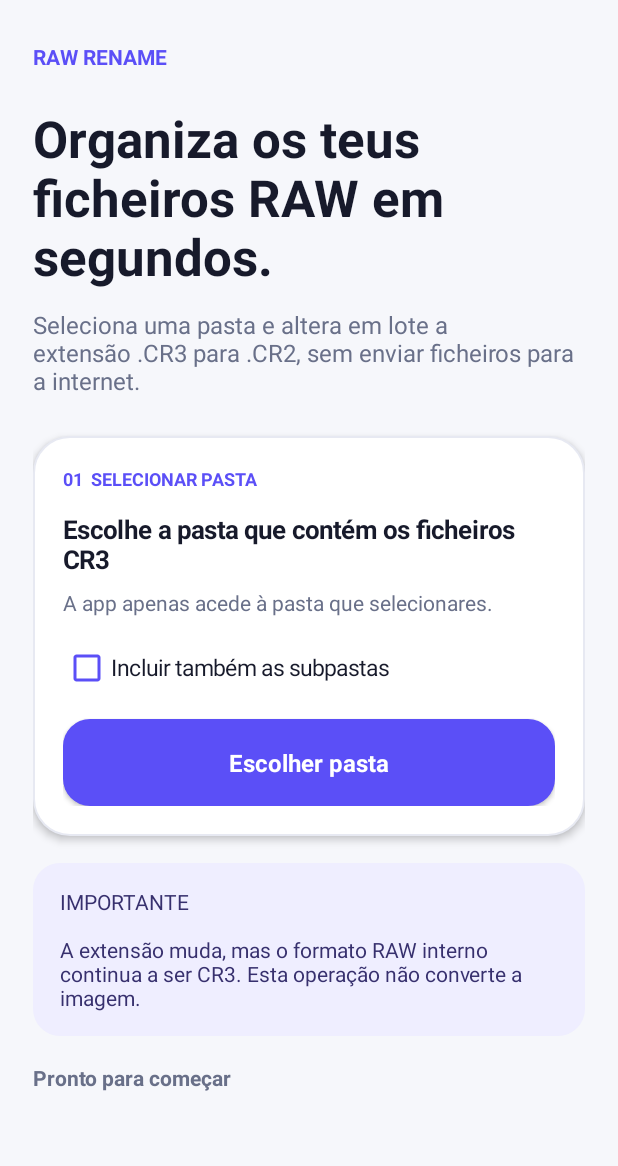
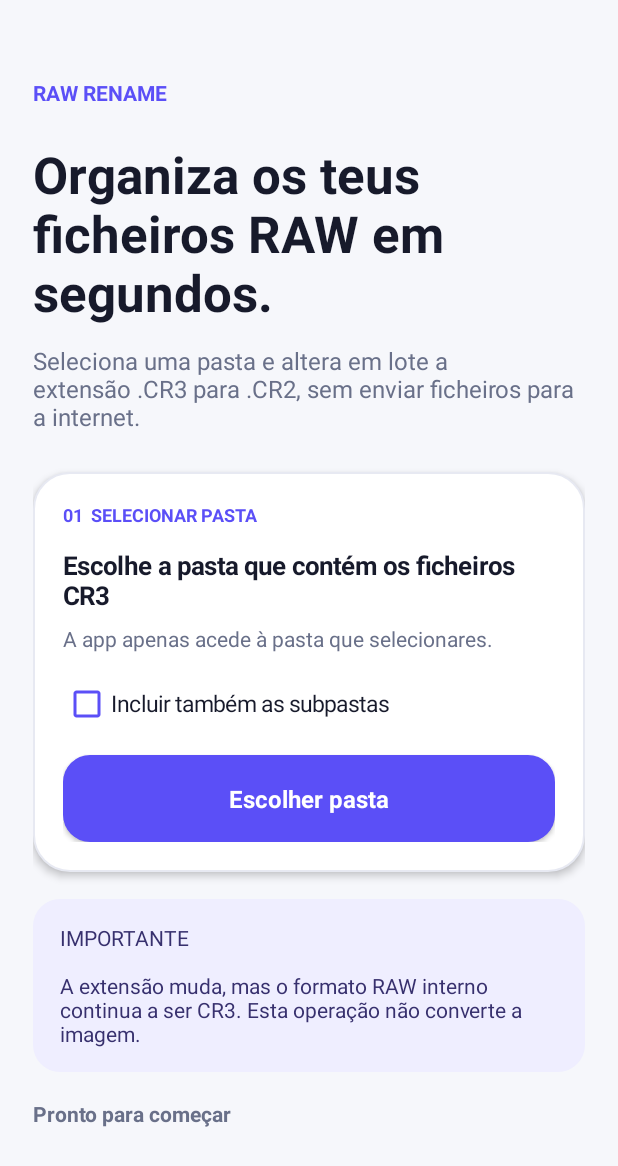
Before and after one commit to brunomcb/CR3paraCR2, an Android app: the screen it shows after launch (MainActivity), on a phone screen of 412 x 824 dp. Shown: the top 1166 px of the screen. Run offline under Robolectric (Android 15) with nearby library versions, the phone set to English and light mode, and no system bars.

Commit message:
correção espaçamento barra de titulo

```diff
--- a/CR3paraCR2/app/build.gradle
+++ b/CR3paraCR2/app/build.gradle
@@ -8,7 +8,7 @@ android {
         applicationId 'pt.brunobonito.cr3paracr2'
         minSdk 21
         targetSdk 35
-        versionCode 2
-        versionName '1.1'
+        versionCode 3
+        versionName '1.2'
     }
 }
--- a/CR3paraCR2/app/src/main/java/pt/brunobonito/cr3paracr2/MainActivity.java
+++ b/CR3paraCR2/app/src/main/java/pt/brunobonito/cr3paracr2/MainActivity.java
@@ -21,7 +21,7 @@ public class MainActivity extends Activity {
         getWindow().setStatusBarColor(Color.rgb(246,247,251));
         getWindow().getDecorView().setSystemUiVisibility(View.SYSTEM_UI_FLAG_LIGHT_STATUS_BAR);
         ScrollView scroll=new ScrollView(this); scroll.setFillViewport(true); scroll.setBackgroundColor(Color.rgb(246,247,251));
-        LinearLayout page=new LinearLayout(this); page.setOrientation(LinearLayout.VERTICAL); page.setPadding(dp(22),dp(28),dp(22),dp(30));
+        LinearLayout page=new LinearLayout(this); page.setOrientation(LinearLayout.VERTICAL); page.setPadding(dp(22), statusBarHeight() + dp(28), dp(22), dp(30));
         scroll.addView(page,new ScrollView.LayoutParams(-1,-2));
         TextView brand=text("RAW RENAME",14,true); brand.setTextColor(Color.rgb(91,79,247)); page.addView(brand,lp(0,22));
         TextView title=text("Organiza os teus ficheiros RAW em segundos.",34,true); title.setTextColor(Color.rgb(23,26,43)); page.addView(title,lp(0,12));
@@ -35,6 +35,10 @@ public class MainActivity extends Activity {
         page.addView(card,lp(0,18));
         TextView warning=text("IMPORTANTE\n\nA extensão muda, mas o formato RAW interno continua a ser CR3. Esta operação não converte a imagem.",14,false); warning.setTextColor(Color.rgb(55,48,110)); warning.setPadding(dp(18),dp(16),dp(18),dp(16)); warning.setBackground(roundBg(Color.rgb(239,238,255),18)); page.addView(warning,lp(0,18));
         status=text("Pronto para começar",14,true); status.setTextColor(Color.rgb(105,112,137)); status.setTextIsSelectable(true); page.addView(status,lp(0,0)); setContentView(scroll);
+    }
+    private int statusBarHeight() {
+        int id = getResources().getIdentifier("status_bar_height", "dimen", "android");
+        return id > 0 ? getResources().getDimensionPixelSize(id) : dp(24);
     }
     private android.graphics.drawable.GradientDrawable roundBg(int color,int radius){android.graphics.drawable.GradientDrawable g=new android.graphics.drawable.GradientDrawable();g.setColor(color);g.setCornerRadius(dp(radius));return g;}
     private TextView text(String s, int sp, boolean bold) {
```
